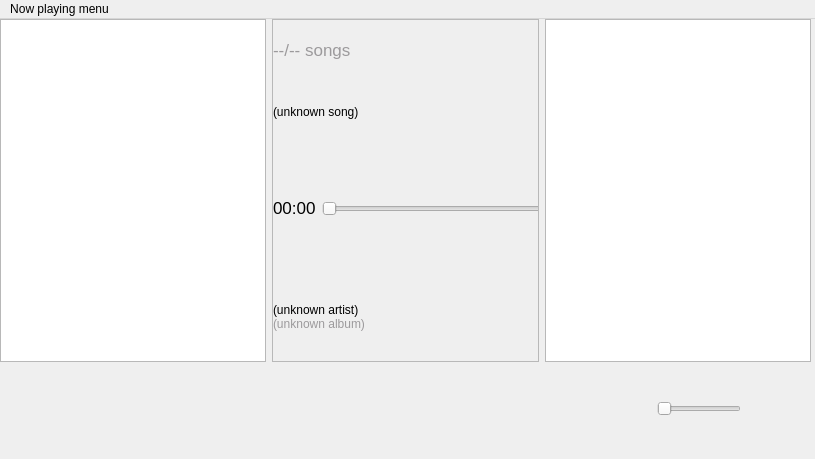
gidzzz/openmediaplayer, file nowplayingwindow.ui: the form before one commit.
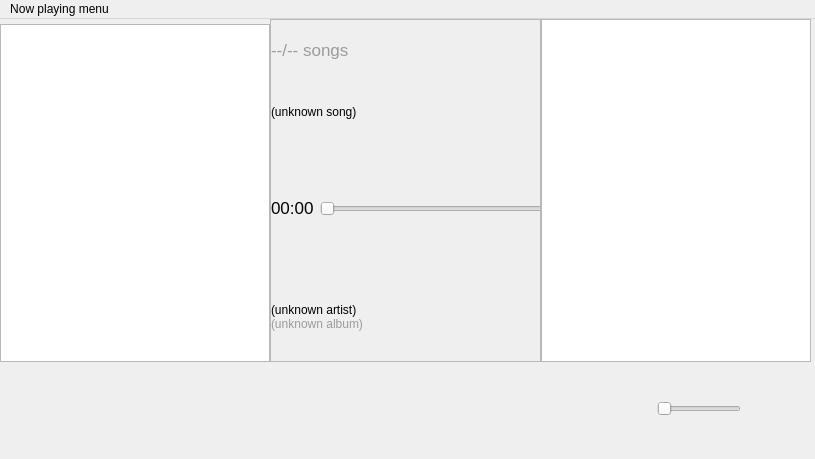
The form after the commit. Custom widgets are drawn as their Qt base class.

```diff
--- a/nowplayingwindow.ui
+++ b/nowplayingwindow.ui
@@ -32,8 +32,14 @@
      </property>
      <item>
       <layout class="QHBoxLayout" name="horizontalLayout_3">
+       <property name="spacing">
+        <number>0</number>
+       </property>
        <item>
         <layout class="QVBoxLayout" name="verticalLayout_4">
+         <property name="topMargin">
+          <number>5</number>
+         </property>
          <item>
           <widget class="CQGraphicsView" name="view">
            <property name="sizePolicy">
@@ -64,7 +70,7 @@
            <rect>
             <x>0</x>
             <y>0</y>
-            <width>260</width>
+            <width>264</width>
             <height>330</height>
            </rect>
           </property>
```
